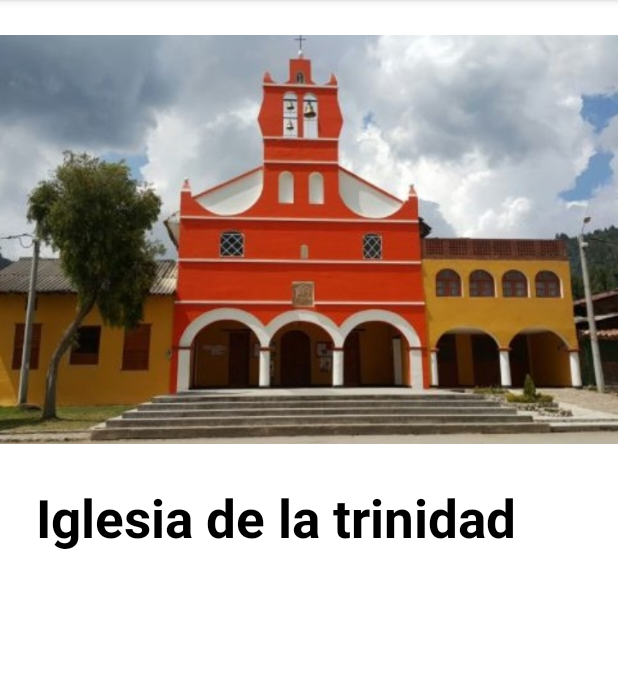
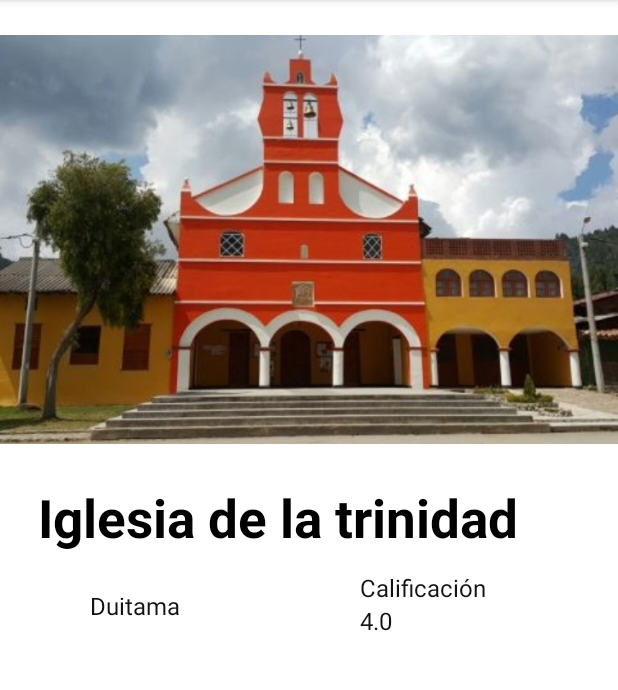
Before and after one commit to monoedi15/Boyatrip, an Android app: the screen it shows after launch (MainActivity), on a phone screen of 412 x 824 dp, the part 84-774 px from its top. Run offline under Robolectric (Android 15) with nearby library versions, the phone set to English and light mode, and no system bars.

Commit message:
texto de localizacion y texto de calificacion del lugar (sin iconos - localizacion y estrellas)

```diff
--- a/app/src/main/res/layout/activity_main.xml
+++ b/app/src/main/res/layout/activity_main.xml
@@ -21,12 +21,44 @@
         style="@style/Title_Place"
         android:layout_width="wrap_content"
         android:layout_height="wrap_content"
-        android:layout_marginStart="15dp"
+        android:layout_marginStart="25dp"
         android:layout_marginTop="2dp"
         android:text="@string/IglesiaTrinidad"
         app:layout_constraintEnd_toEndOf="parent"
-        app:layout_constraintHorizontal_bias="0.113"
+        app:layout_constraintHorizontal_bias="0.0"
         app:layout_constraintStart_toStartOf="parent"
         app:layout_constraintTop_toBottomOf="@+id/imageView" />
 
+    <TextView
+        style="@style/Text_Description"
+        android:id="@+id/textView3"
+        android:layout_width="wrap_content"
+        android:layout_height="wrap_content"
+        android:layout_marginStart="60dp"
+        android:layout_marginTop="24dp"
+        android:text="@string/IconLocalization"
+        app:layout_constraintStart_toStartOf="parent"
+        app:layout_constraintTop_toBottomOf="@+id/textView2" />
+
+    <TextView
+        style="@style/Text_Description"
+        android:id="@+id/textView4"
+        android:layout_width="wrap_content"
+        android:layout_height="wrap_content"
+        android:layout_marginStart="240dp"
+        android:layout_marginTop="12dp"
+        android:text="@string/Calification"
+        app:layout_constraintStart_toStartOf="parent"
+        app:layout_constraintTop_toBottomOf="@+id/textView2" />
+
+    <TextView
+        style="@style/Text_Description"
+        android:id="@+id/textView5"
+        android:layout_width="wrap_content"
+        android:layout_height="wrap_content"
+        android:layout_marginStart="240dp"
+        android:text="@string/ValueCalification"
+        app:layout_constraintStart_toStartOf="parent"
+        app:layout_constraintTop_toBottomOf="@+id/textView4" />
+
 </androidx.constraintlayout.widget.ConstraintLayout>
--- a/app/src/main/res/values/strings.xml
+++ b/app/src/main/res/values/strings.xml
@@ -1,4 +1,8 @@
 <resources>
     <string name="app_name">Boyatrip</string>
     <string name="IglesiaTrinidad">Iglesia de la trinidad</string>
+    <string name="IconLocalization">Duitama</string>
+    <string name="Calification">Calificación</string>
+    <string name="ValueCalification">4.0</string>
+    <string name="description">Descripción</string>
 </resources>
--- a/app/src/main/res/values/themes.xml
+++ b/app/src/main/res/values/themes.xml
@@ -20,12 +20,12 @@
 
     </style>
     <style name="Text_Subtitles">
-        <item name="android:textSize">20dp</item>
+        <item name="android:textSize">16dp</item>
         <item name="android:textColor">#E71E11</item>
         <item name="android:textStyle">bold</item>
     </style>
     <style name="Text_Description">
-        <item name="android:textSize">13dp</item>
+        <item name="android:textSize">16dp</item>
         <item name="android:textColor">#131313</item>
     </style>
 
```
